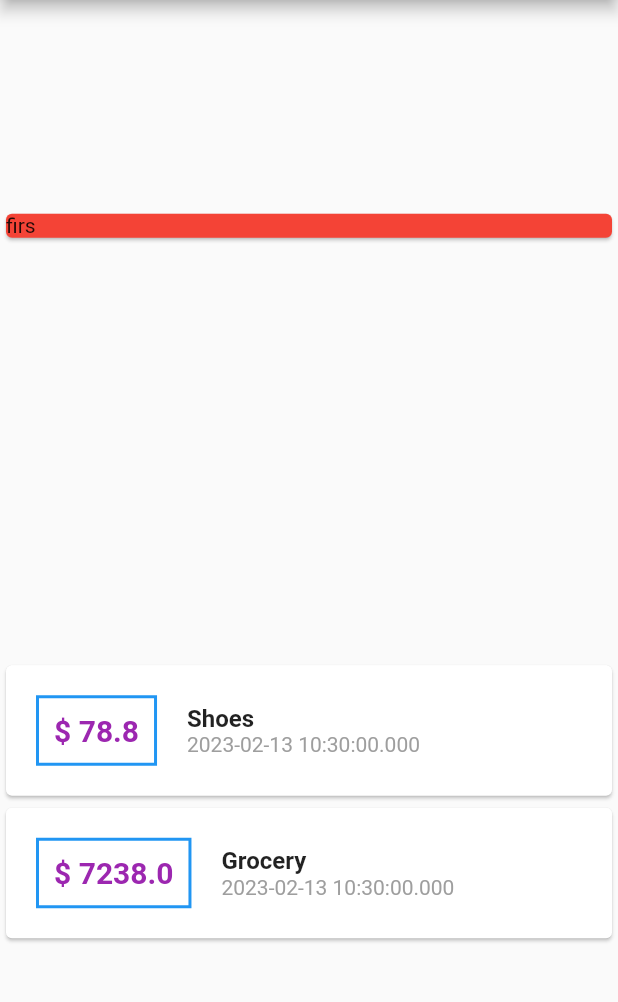
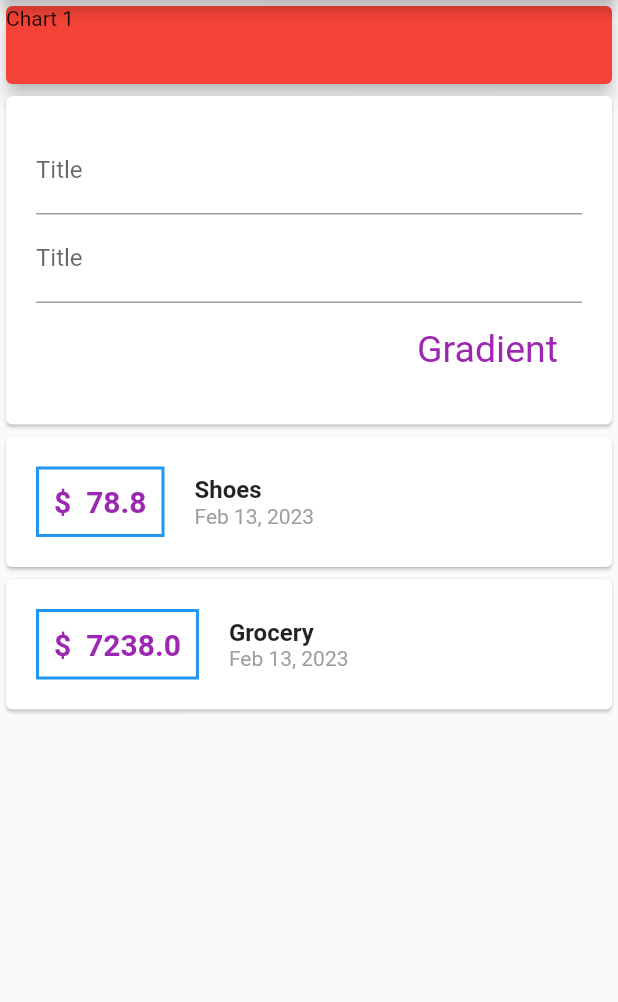
Before and after one commit to kairatkubat/budget-app, a Flutter app: the screen it shows after launch, on a phone screen of 412 x 824 dp, the part 84-1086 px from its top. Run offline on Flutter 3.47's test engine with Material 2 defaults, Android fonts, the phone set to English and light mode, and no system bars.

Commit message:
adding new transaction widget

```diff
--- a/lib/main.dart
+++ b/lib/main.dart
@@ -1,12 +1,15 @@
 import 'package:flutter/material.dart';
-import 'package:shop/transaction.dart';
+import 'package:flutter/services.dart';
+import 'package:shop/widgets/new_transaction.dart';
+import 'package:shop/widgets/user_transaction.dart';
+import './widgets/transaction_list.dart';
 
 void main() {
-  runApp(const MyApp());
+  runApp( MyApp());
 }
 
 class MyApp extends StatelessWidget {
-  const MyApp({super.key});
+  MyApp({super.key});
 
   // This widget is the root of your application.
   @override
@@ -23,56 +26,33 @@ class MyApp extends StatelessWidget {
 }
 
 class Shop extends StatelessWidget {
-  final List<Transaction> transactions = [
-    Transaction(id: "tq", title: "Shoes", amount: 78.8, date: DateTime.now()),
-    Transaction(id: "t2", title: "Grocery ", amount: 7238, date: DateTime.now()),
 
-  ].toList();
-   Shop({super.key,});
+  // ignore: non_constant_identifier_names
+  // late String TitleInput;
+  // late String amountInput;
+
+
 
   @override
   Widget build(BuildContext context) {
     return Scaffold(
 appBar: AppBar(actions: [], title: const Text("Shop "),),
 body: Column(
-  mainAxisAlignment: MainAxisAlignment.spaceAround  ,
+  mainAxisAlignment: MainAxisAlignment.start  ,
   crossAxisAlignment: CrossAxisAlignment.end,
   children:[
     Container(
       width: double.infinity,
+      height: 60,
+      child: Card(
+        child: Text("Chart 1"),
+        color: Colors.red,
+        elevation: 5,
 
-      child: const Card(
-        color: Colors.red,
-        child: Text("firs "),
+
       ),
     ),
-    Column(
-      children: transactions.map((e) {
-        return Card(
-          child: Row(
-            children: [
-              Container(
-                margin: EdgeInsets.all(20),
-                decoration: BoxDecoration(border: Border.all(
-                  color: Colors.blue,
-                  width: 2,
-                ),),
-                padding: EdgeInsets.all(10 ),
-                child: Text("\$ ${e.amount}",
-                style: TextStyle(color: Colors.purple, fontSize: 20, fontWeight: FontWeight.bold ),),
-              ),
-              Column(
-                mainAxisAlignment: MainAxisAlignment.center,
-                crossAxisAlignment: CrossAxisAlignment.start ,
-                children: [
-                  Text(e.title , style: TextStyle(fontSize: 16, fontWeight: FontWeight.bold),),
-                  Text(e.date.toString(), style: TextStyle(color: Colors.grey),),
-                ],
-              )
-            ],
-          ),
-        );
-      }).toList() ),
+   UserTransaction(),
 
   ],
 )
--- /dev/null
+++ b/lib/widgets/new_transaction.dart
@@ -0,0 +1,50 @@
+import 'package:flutter/material.dart';
+
+class NewTransaction extends StatelessWidget {
+
+  final TextEditingController titleController = TextEditingController();
+  final TextEditingController amountController = TextEditingController();
+
+  @override
+  Widget build(BuildContext context) {
+    return
+    Card(child: Container(
+      padding: EdgeInsets.all(20),
+      child: Column(
+        crossAxisAlignment: CrossAxisAlignment.end,
+        children:  [
+          TextField(
+            decoration: InputDecoration(
+              labelText: "Title",
+            ),
+            controller: titleController,
+            onChanged: (value) {
+              // TitleInput = value;
+            },
+          ),
+           TextField(
+            decoration: InputDecoration(
+              labelText: "Title"
+          ),
+          // onChanged: (value) {
+          //   amountInput = value;
+          // },
+          controller: amountController,
+          ),
+          TextButton(
+                  style: TextButton.styleFrom(
+                    foregroundColor: Colors.purple,
+                    padding: const EdgeInsets.all(16.0),
+                    textStyle: const TextStyle(fontSize: 25),
+                  ),
+                  onPressed: () {
+                   print(titleController.text);
+                  },
+                  child: const Text('Gradient'),
+                ),
+        ],
+      ),
+    ),
+    );
+  }
+}
--- /dev/null
+++ b/lib/widgets/transaction_list.dart
@@ -0,0 +1,44 @@
+import 'package:flutter/material.dart';
+import 'package:intl/intl.dart';
+import '../model/transaction.dart';
+
+
+
+class TransactionList extends StatelessWidget {
+
+final List<Transaction> transactions;
+TransactionList(this.transactions);
+
+  @override
+  Widget build(BuildContext context) {
+    return Container(
+      child: Column(
+      children: transactions.map((e) {
+        return Card(
+          child: Row(
+            children: [
+              Container(
+                margin: EdgeInsets.all(20),
+                decoration: BoxDecoration(border: Border.all(
+                  color: Colors.blue,
+                  width: 2,
+                ),),
+                padding: EdgeInsets.all(10 ),
+                child: Text("\$  ${e.amount}",
+                style: TextStyle(color: Colors.purple, fontSize: 20, fontWeight: FontWeight.bold ),),
+              ),
+              Column(
+                mainAxisAlignment: MainAxisAlignment.center,
+                crossAxisAlignment: CrossAxisAlignment.start ,
+                children: [
+                  Text(e.title , style: TextStyle(fontSize: 16, fontWeight: FontWeight.bold),),
+                  Text(DateFormat.yMMMd().format(e.date), style: TextStyle(color: Colors.grey),),
+                ],
+              )
+            ],
+          ),
+        );
+      }).toList() ),
+    );
+  }
+}
--- /dev/null
+++ b/lib/widgets/user_transaction.dart
@@ -0,0 +1,41 @@
+ import 'package:flutter/material.dart';
+import 'package:shop/widgets/new_transaction.dart';
+import 'package:shop/widgets/transaction_list.dart';
+
+import '../model/transaction.dart';
+
+class UserTransaction extends StatefulWidget {
+   const UserTransaction({super.key});
+
+   @override
+   State<UserTransaction> createState() => _UserTransactionState();
+ }
+
+ class _UserTransactionState extends State<UserTransaction> {
+  final List<Transaction> _userTransactions = [
+     Transaction(id: "tq", title: "Shoes", amount: 78.8, date: DateTime.now()),
+    Transaction(id: "t2", title: "Grocery ", amount: 7238, date: DateTime.now()),
+  ];
+  void _addTransaction(String Txtitle, double Txamount){
+     final newTx = Transaction(
+      id: DateTime.now().toString(),
+       title: Txtitle,
+       amount: Txamount,
+       date: DateTime.now(),
+       );
+       setState(() {
+   _userTransactions.add(newTx);
+  });
+  }
+
+   @override
+   Widget build(BuildContext context) {
+     return Column(
+      children: <Widget>[
+        NewTransaction(),
+        TransactionList(_userTransactions),
+      ],
+     );
+   }
+
+ }
--- a/pubspec.yaml
+++ b/pubspec.yaml
@@ -36,6 +36,7 @@ dependencies:
   # The following adds the Cupertino Icons font to your application.
   # Use with the CupertinoIcons class for iOS style icons.
   cupertino_icons: ^1.0.2
+  intl: ^0.18.0
 
 dev_dependencies:
   flutter_test:
```
Also changed, not shown: lib/model/transaction.dart (renamed from lib/transaction.dart), pubspec.lock.
